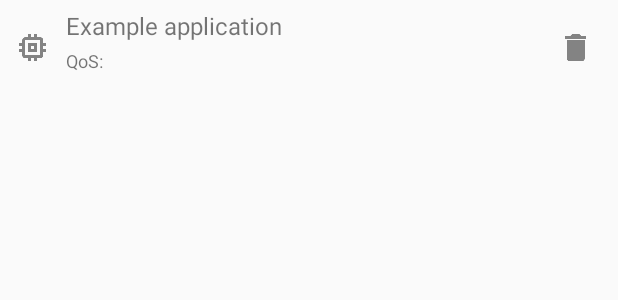
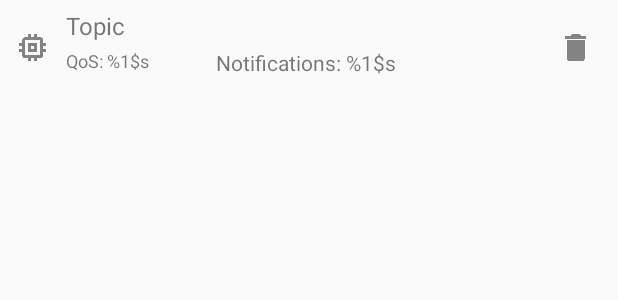
Before and after one commit to eclipse/paho.mqtt.android, an Android app: the layout subscription_list_item.xml on its own in the app's theme, with its tools: preview values and no code run, on a phone screen of 412 x 824 dp. Shown: the top 300 px of the screen. Run offline under Robolectric (Android 15) with nearby library versions, the phone set to English and light mode, and no system bars.

Commit message:
Adding the ability for users to choose whether they want to recieve notifications of incoming messages in the Android Sample App. This can be set when creating a subscription Signed-off-by: James Sutton <james.sutton@uk.ibm.com>

```diff
--- a/org.eclipse.paho.android.sample/src/main/res/layout/subscription_list_item.xml
+++ b/org.eclipse.paho.android.sample/src/main/res/layout/subscription_list_item.xml
@@ -10,20 +10,27 @@
         android:layout_alignParentBottom="true"
         android:layout_alignParentTop="true"
         android:layout_marginRight="6dip"
-        android:contentDescription="TODO"
         android:src="@drawable/ic_topic" />
 
     <TextView
         android:id="@+id/qos_label"
+        android:layout_width="100dip"
+        android:layout_height="26dip"
+        android:layout_alignParentBottom="true"
+        android:layout_toRightOf="@id/icon"
+        android:ellipsize="marquee"
+        android:singleLine="true"
+        android:text="@string/qos_text"
+        android:textSize="12sp" />
+
+    <TextView
+        android:id="@+id/show_notifications_label"
         android:layout_width="fill_parent"
         android:layout_height="26dip"
         android:layout_alignParentBottom="true"
-        android:layout_alignParentRight="true"
-        android:layout_toRightOf="@id/icon"
-        android:ellipsize="marquee"
-        android:singleLine="true"
-        android:text="QoS:"
-        android:textSize="12sp" />
+        android:layout_toRightOf="@id/qos_label"
+        android:text="@string/notify_text"
+         />
 
     <TextView
         android:id="@+id/message_text"
@@ -34,7 +41,7 @@
         android:layout_alignWithParentIfMissing="true"
         android:layout_toRightOf="@id/icon"
         android:gravity="center_vertical"
-        android:text="Example application"
+        android:text="@string/topic_label"
         android:textSize="16sp" />
 
 
@@ -43,7 +50,6 @@
         android:layout_width="wrap_content"
         android:layout_height="fill_parent"
         android:layout_marginRight="6dip"
-        android:contentDescription="TODO"
         android:src="@drawable/ic_delete"
         android:layout_alignEnd="@+id/message_text"
         android:layout_alignParentRight="true" />
--- a/org.eclipse.paho.android.sample/src/main/res/values/strings.xml
+++ b/org.eclipse.paho.android.sample/src/main/res/values/strings.xml
@@ -108,6 +108,16 @@
     <string name="failure_connect">Client failed to connect.&lt;br/&gt; &lt;small&gt;Reason: %s&lt;/small&gt;</string>
     <string name="client_connected">Client connected successfully</string>
 
+    <!-- Strings for Subscriptions Fragment -->
+    <string name="topic_label">Topic</string>
+    <string name="qos_label">QoS</string>
+    <string name="notify_label">Show Notifications</string>
+    <string name="subscribe_ok">Ok</string>
+    <string name="subscribe_cancel">Cancel</string>
+    <string name="qos_text" >QoS: %1$s</string>
+    <string name="notify_text">Notifications: %1$s</string>
+
+
 
     <!-- Strings for Help Fragment -->
     <string name="help_and_feedback">Help &amp; Feedback</string>
@@ -116,4 +126,9 @@
     <string name="help_email_button">Get Help or send Feedback</string>
     <string name="help_paho_website">Go to the Paho Website</string>
     <string name="help_enable_logging">Enable Paho Logging</string>
+
+
+
+    <string name="enabled">Enabled</string>
+    <string name="disabled">Disabled</string>
 </resources>
```
Also changed, not shown: org.eclipse.paho.android.sample/src/main/java/org/eclipse/paho/android/sample/activity/Connection.java (+20 -0 lines), org.eclipse.paho.android.sample/src/main/java/org/eclipse/paho/android/sample/activity/MqttCallbackHandler.java (+1 -13 lines), org.eclipse.paho.android.sample/src/main/java/org/eclipse/paho/android/sample/activity/SubscriptionFragment.java (+10 -4 lines), org.eclipse.paho.android.sample/src/main/java/org/eclipse/paho/android/sample/components/SubscriptionListItemAdapter.java (+6 -2 lines), org.eclipse.paho.android.sample/src/main/java/org/eclipse/paho/android/sample/internal/Persistence.java (+15 -9 lines), org.eclipse.paho.android.sample/src/main/java/org/eclipse/paho/android/sample/model/Subscription.java (+12 -1 lines), org.eclipse.paho.android.sample/src/main/res/layout/subscription_dialog.xml (+9 -0 lines).
